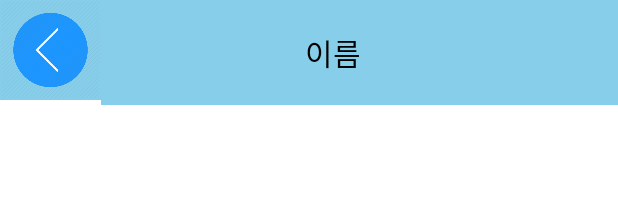
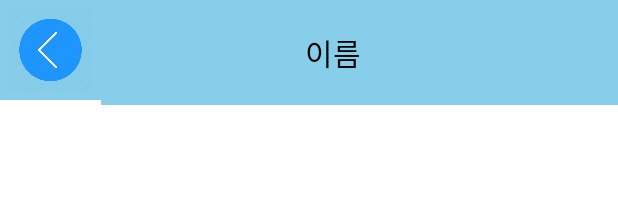
Before and after one commit to rotmdwo/ChattingApp, an Android app: the layout activity_chat_room.xml on its own in the app's theme, with its tools: preview values and no code run, on a phone screen of 412 x 824 dp. Shown: the top 203 px of the screen. Run offline under Robolectric (Android 15) with nearby library versions, the phone set to English and light mode, and no system bars.

```diff
--- a/app/src/main/java/org/techtown/chatting/friend/FriendListActivity.java
+++ b/app/src/main/java/org/techtown/chatting/friend/FriendListActivity.java
@@ -120,11 +120,10 @@ public class FriendListActivity extends AppCompatActivity {
                 }
             }
 
-            for(DataSnapshot dataSnapshot1 : dataSnapshot.child("Friend").getChildren()){
+            for(DataSnapshot dataSnapshot1 : dataSnapshot.child("friend").getChildren()){
                 if(dataSnapshot1.getKey().equals(restoreState())){
                     Map<String, Object> message = (Map<String, Object>) dataSnapshot1.getValue();
                     int num = Integer.parseInt(message.get("num").toString());  //firebase에서 int 가져오는 방법
-
                     for(int i=1;i<=num;i++){
                         adapter.addItem(new Friend((String)message.get(Integer.toString(i)),"상태메세지"));
                     }
--- a/app/src/main/res/layout/activity_chat_room.xml
+++ b/app/src/main/res/layout/activity_chat_room.xml
@@ -20,6 +20,7 @@
             android:layout_height="66.9dp"
             android:adjustViewBounds="true"
             android:background="#FF87CEEB"
+            android:padding="5dp"
             android:scaleType="fitCenter"
             app:srcCompat="@drawable/back" />
 
@@ -51,7 +52,26 @@
             android:layout_width="match_parent"
             android:layout_height="match_parent"
             android:layout_marginBottom="50dp"
-            android:background="#FFFFFFFF" />
+            android:background="#FFFFFFFF"
+            android:overScrollMode="never">
+        </androidx.recyclerview.widget.RecyclerView>
+
+        <TextView
+            android:id="@+id/textView2"
+            android:layout_width="match_parent"
+            android:layout_height="wrap_content"
+            android:layout_alignParentStart="true"
+            android:layout_alignParentBottom="true"
+            android:layout_marginStart="1dp"
+            android:layout_marginBottom="51dp"
+            android:background="#CCD3D3D3"
+            android:maxLines="2"
+            android:paddingLeft="5dp"
+            android:paddingRight="5dp"
+            android:text="상대방이 보낸 메세지"
+            android:textColor="#CC000000"
+            android:textSize="25dp"
+            android:visibility="invisible" />
 
         <LinearLayout
             android:id="@+id/linearView"
```
Also changed, not shown: app/src/main/java/org/techtown/chatting/chat/ChatRoomActivity.java (+64 -9 lines), 3 other files.
